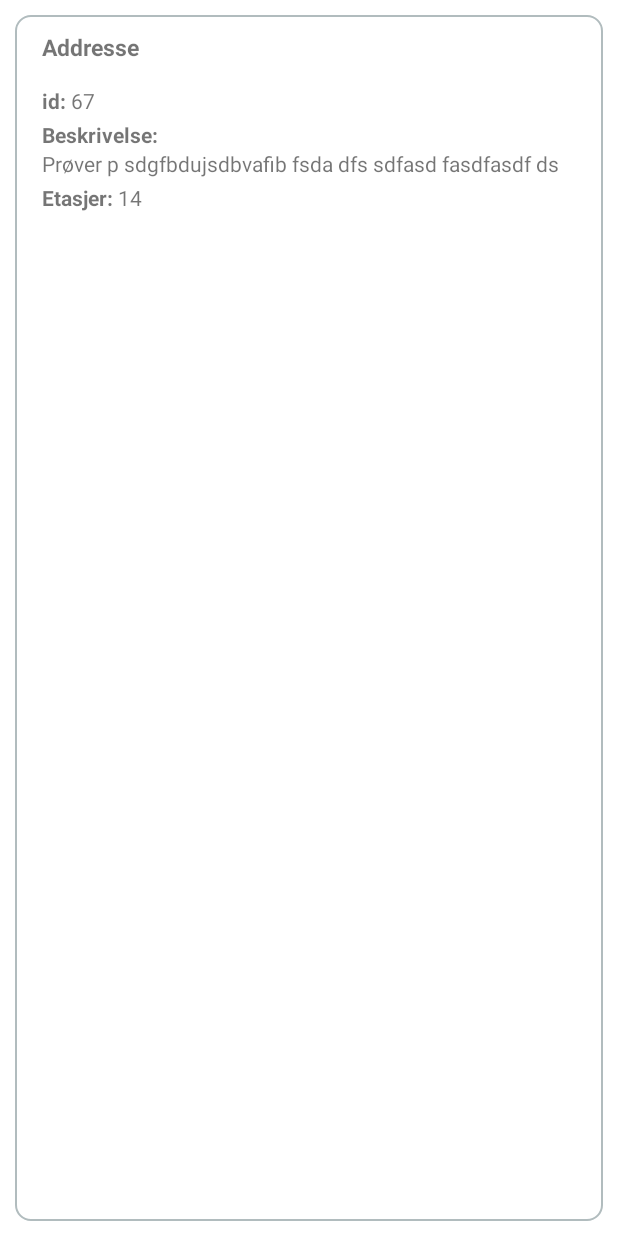
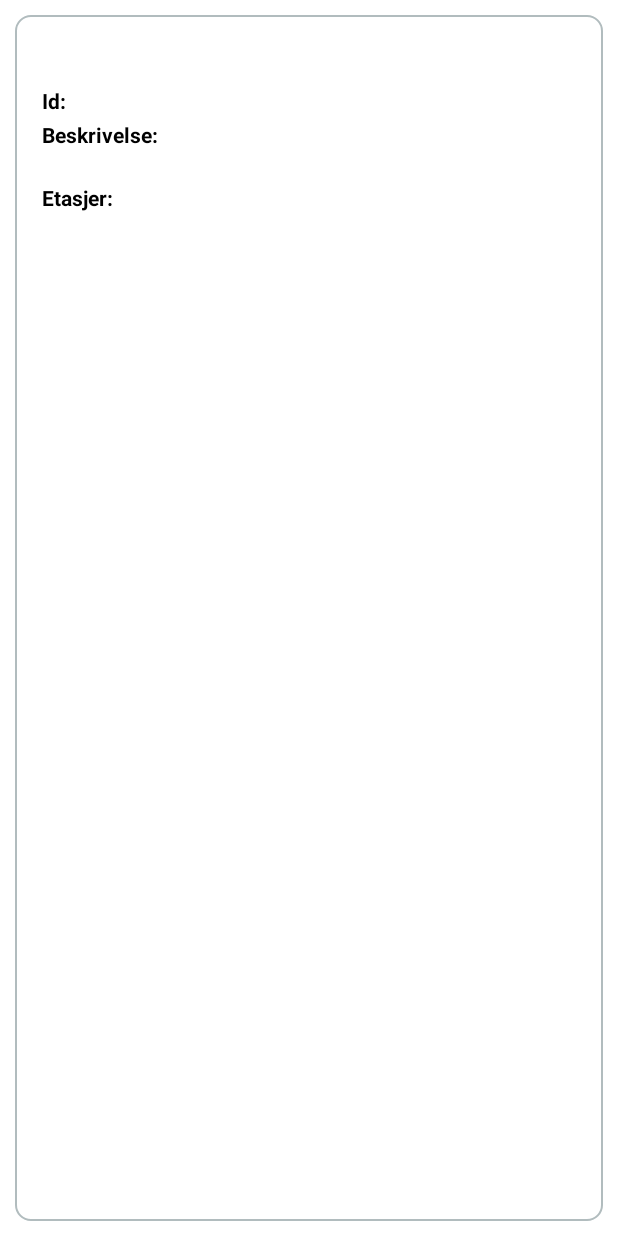
Before and after one commit to WilliamNerem/ApputviklingMappe3, an Android app: the layout list_item_hus.xml on its own in the app's theme, with its tools: preview values and no code run, on a phone screen of 412 x 824 dp. Run offline under Robolectric (Android 15) with nearby library versions, the phone set to English and light mode, and no system bars.

Commit message:
Fikset tekst farge på listview

```diff
--- a/app/src/main/res/layout/list_item_hus.xml
+++ b/app/src/main/res/layout/list_item_hus.xml
@@ -28,11 +28,11 @@
                 android:layout_width="wrap_content"
                 android:layout_height="wrap_content"
                 android:gravity="center_vertical"
+                android:textColor="@color/black"
                 android:textSize="15sp"
                 android:textStyle="bold"
                 android:paddingTop="5dp"
-                android:paddingStart="8dp"
-                android:text="Addresse" />
+                android:paddingStart="8dp" />
 
         </LinearLayout>
 
@@ -53,14 +53,16 @@
                     android:layout_width="wrap_content"
                     android:layout_height="wrap_content"
                     android:paddingStart="8dp"
+                    android:layout_marginEnd="2dp"
                     android:textStyle="bold"
-                    android:text="id: "/>
+                    android:textColor="@color/black"
+                    android:text="@string/listId"/>
 
                 <TextView
                     android:id="@+id/itemHus"
                     android:layout_width="wrap_content"
                     android:layout_height="wrap_content"
-                    android:text="67"/>
+                    android:textColor="@color/black"/>
 
             </LinearLayout>
 
@@ -76,14 +78,15 @@
                     android:layout_height="wrap_content"
                     android:paddingStart="8dp"
                     android:textStyle="bold"
-                    android:text="Beskrivelse: "/>
+                    android:textColor="@color/black"
+                    android:text="@string/listBeskrivelse"/>
 
                 <TextView
                     android:id="@+id/itemHusBeskrivelse"
                     android:layout_width="match_parent"
                     android:layout_height="wrap_content"
                     android:paddingStart="8dp"
-                    android:text="Prøver p sdgfbdujsdbvafib fsda dfs sdfasd fasdfasdf ds" />
+                    android:textColor="@color/black" />
 
             </LinearLayout>
 
@@ -97,15 +100,17 @@
                     android:layout_width="match_parent"
                     android:layout_height="wrap_content"
                     android:paddingStart="8dp"
-                    android:text="Etasjer: "
+                    android:layout_marginEnd="2dp"
+                    android:text="@string/listEtasjer"
                     android:textStyle="bold"
+                    android:textColor="@color/black"
                     android:gravity="center" />
 
                 <TextView
                     android:id="@+id/itemHusEtasjer"
                     android:layout_width="match_parent"
                     android:layout_height="wrap_content"
-                    android:text="14"
+                    android:textColor="@color/black"
                     android:gravity="center" />
 
             </LinearLayout>
--- a/app/src/main/res/values/strings.xml
+++ b/app/src/main/res/values/strings.xml
@@ -16,6 +16,9 @@
     <string name="btnVelgAddresse">Velg addresse</string>
     <string name="btnEndreAddresse">Endre addresse</string>
     <string name="information">Hva vil du gjøre med huset?</string>
+    <string name="listId">Id: </string>
+    <string name="listBeskrivelse">Beskrivelse: </string>
+    <string name="listEtasjer">Etasjer: </string>
     <string-array name="etasjer">
         <item>Velg antall Etasjer</item>
         <item>1</item>
```
